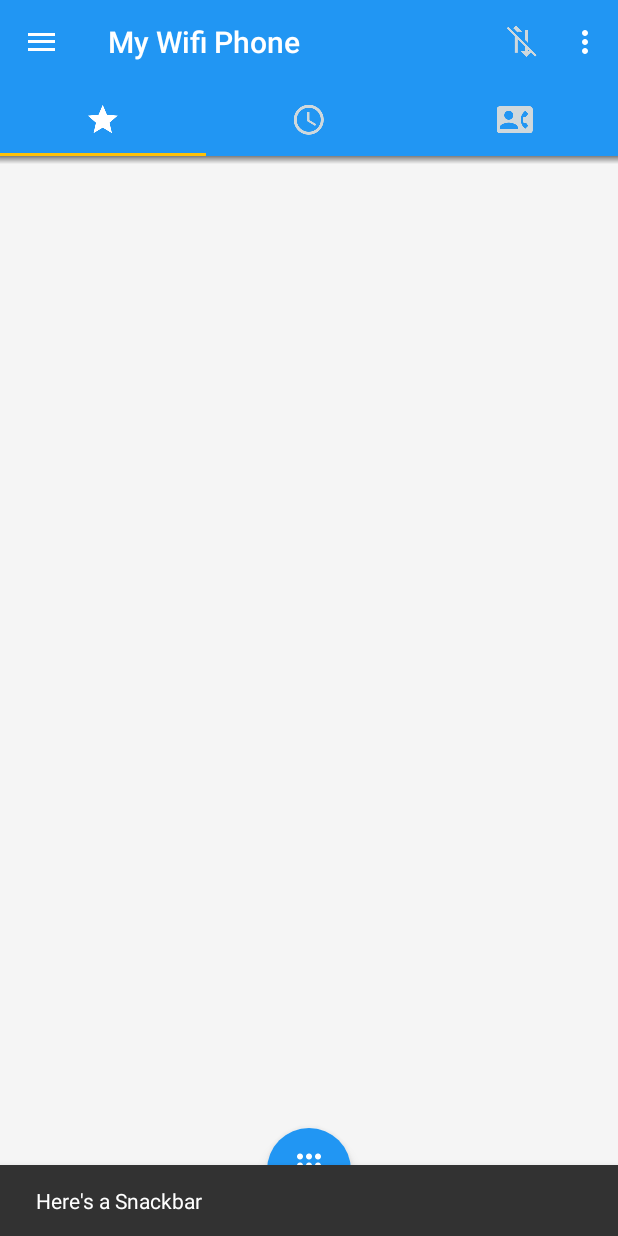
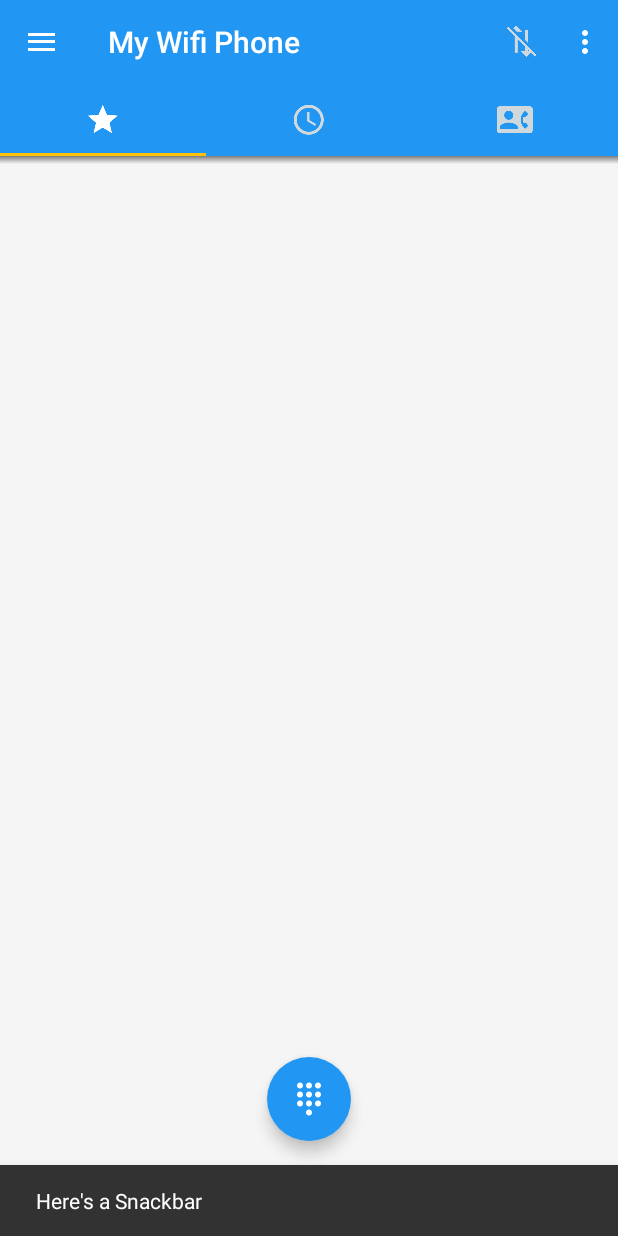
Before and after one commit to blouargant/MyWifiPhone, an Android app: the screen it shows after launch (MainActivity), after a tap on an icon or button, on a phone screen of 412 x 824 dp. Run offline under Robolectric (Android 15) with nearby library versions, the phone set to English and light mode, and no system bars; libraries missing offline, so code that uses them is left out: java.security.acl.

Commit message:
Added coodinatorlayout

```diff
--- a/app/src/main/java/com/xura/mywifiphone/Contacts.java
+++ b/app/src/main/java/com/xura/mywifiphone/Contacts.java
@@ -37,6 +37,7 @@ import android.provider.ContactsContract;
 import android.support.v4.graphics.BitmapCompat;
 import android.support.v4.util.LruCache;
 import android.util.DisplayMetrics;
+import android.util.Log;
 import android.widget.ImageView;
 import android.os.Parcel;
 import android.os.Parcelable;
@@ -81,7 +82,6 @@ public class Contacts {
 
     public List<String> readContactNames() {
         ContentResolver cr = context.getContentResolver();
-        System.out.println("readContactNames:  "+ContactsContract.Contacts.CONTENT_URI);
         Cursor cur = cr.query(ContactsContract.Contacts.CONTENT_URI,
                 null, null, null, null);
 
@@ -114,7 +114,6 @@ public class Contacts {
                     dic.put("photo", "");
                 }
                 contactDic.put(name, dic);
-                System.out.println("Name: " + name);
 
                 if (Integer.parseInt(cur.getString(cur.getColumnIndex(ContactsContract.Contacts.HAS_PHONE_NUMBER))) > 0) {
                     list.add(name);
@@ -309,8 +308,6 @@ public class Contacts {
 
 
         int bitmapByteCount= BitmapCompat.getAllocationByteCount(output);
-        System.out.println("bitmap size: " + bitmapByteCount);
-
         return output;
     }
 
--- a/app/src/main/java/com/xura/mywifiphone/MainActivity.java
+++ b/app/src/main/java/com/xura/mywifiphone/MainActivity.java
@@ -4,6 +4,7 @@ import android.Manifest;
 import android.app.Activity;
 import android.content.Intent;
 import android.content.pm.PackageManager;
+import android.support.design.widget.CoordinatorLayout;
 import android.support.design.widget.FloatingActionButton;
 import android.support.design.widget.Snackbar;
 import android.support.design.widget.TabLayout;
@@ -150,13 +151,14 @@ public class MainActivity extends AppCompatActivity {
                 tab.setIcon(tabIconsSelected[pos]);
 
                 FloatingActionButton mFab = (FloatingActionButton) findViewById(R.id.fab);
-                RelativeLayout.LayoutParams p = (RelativeLayout.LayoutParams) mFab.getLayoutParams();
+                CoordinatorLayout.LayoutParams p = (CoordinatorLayout.LayoutParams) mFab.getLayoutParams();
+                /*
                 if (pos != 0) {
                     p.addRule(RelativeLayout.ALIGN_PARENT_RIGHT, 1);
                 } else {
                     p.addRule(RelativeLayout.ALIGN_PARENT_RIGHT, 0);
                 }
-                mFab.setLayoutParams(p);
+                mFab.setLayoutParams(p);*/
 
             }
 
--- a/app/src/main/res/layout/activity_main.xml
+++ b/app/src/main/res/layout/activity_main.xml
@@ -17,6 +17,11 @@
             android:id="@+id/toolbar"
             layout="@layout/toolbar" />
 
+        <android.support.design.widget.CoordinatorLayout
+            android:layout_width="match_parent"
+            android:layout_height="match_parent"
+            android:layout_below="@+id/toolbar">
+
             <android.support.v4.view.ViewPager
                 android:id="@+id/viewpager"
                 android:layout_width="match_parent"
@@ -28,25 +33,17 @@
                 android:id="@+id/fab"
                 android:layout_width="wrap_content"
                 android:layout_height="wrap_content"
-            android:layout_gravity="end|bottom"
+                android:layout_gravity="bottom|center"
                 android:src="@drawable/ic_dialpad_white_24dp"
                 android:layout_alignParentBottom="true"
                 android:layout_centerHorizontal="true"
                 app:backgroundTint="@color/colorPrimary"
                 app:borderWidth="0dp"
+                app:layout_behavior="com.xura.mywifiphone.FabLateralSliding"
                 android:layout_margin="@dimen/fab_margin" />
+        </android.support.design.widget.CoordinatorLayout>
     </RelativeLayout>
 
-    <!--
-    <fragment
-        android:id="@+id/fragment_navigation_drawer"
-        android:layout_width="@dimen/nav_drawer_width"
-        android:layout_height="match_parent"
-        android:layout_gravity="start"
-        app:layout="@layout/fragment_navigation_drawer"
-        android:name="com.xura.mywifiphone.NavigationDrawerFragment"
-        tools:layout="@layout/fragment_navigation_drawer" />
-    -->
     <android.support.design.widget.NavigationView
         android:id="@+id/nav_view"
         android:layout_height="match_parent"
--- a/app/src/main/res/values/strings.xml
+++ b/app/src/main/res/values/strings.xml
@@ -4,12 +4,11 @@
     <string name="next">next</string>
     <string name="drawer_open">Open</string>
     <string name="drawer_close">Close</string>
-    <!-- TODO: Remove or change this placeholder text -->
     <string name="hello_blank_fragment">Hello blank fragment</string>
     <string name="contact_ipsum">Contact detailed information such as email, address and so on ...</string>
     <string name="permission_contacts_rationale">
         Contacts access is required to be able to use your known phone numbers
     </string>
-
+    <string name="appbar_scrolling_view_behavior" translatable="false">android.support.design.widget.AppBarLayout$ScrollingViewBehavior</string>
 
 </resources>
```
Also changed, not shown: app/src/main/java/com/xura/mywifiphone/ContactFragment.java (+12 -0 lines), app/src/main/res/values/styles.xml (+3 -5 lines). Lines whose indentation alone changed are shown as unchanged.
